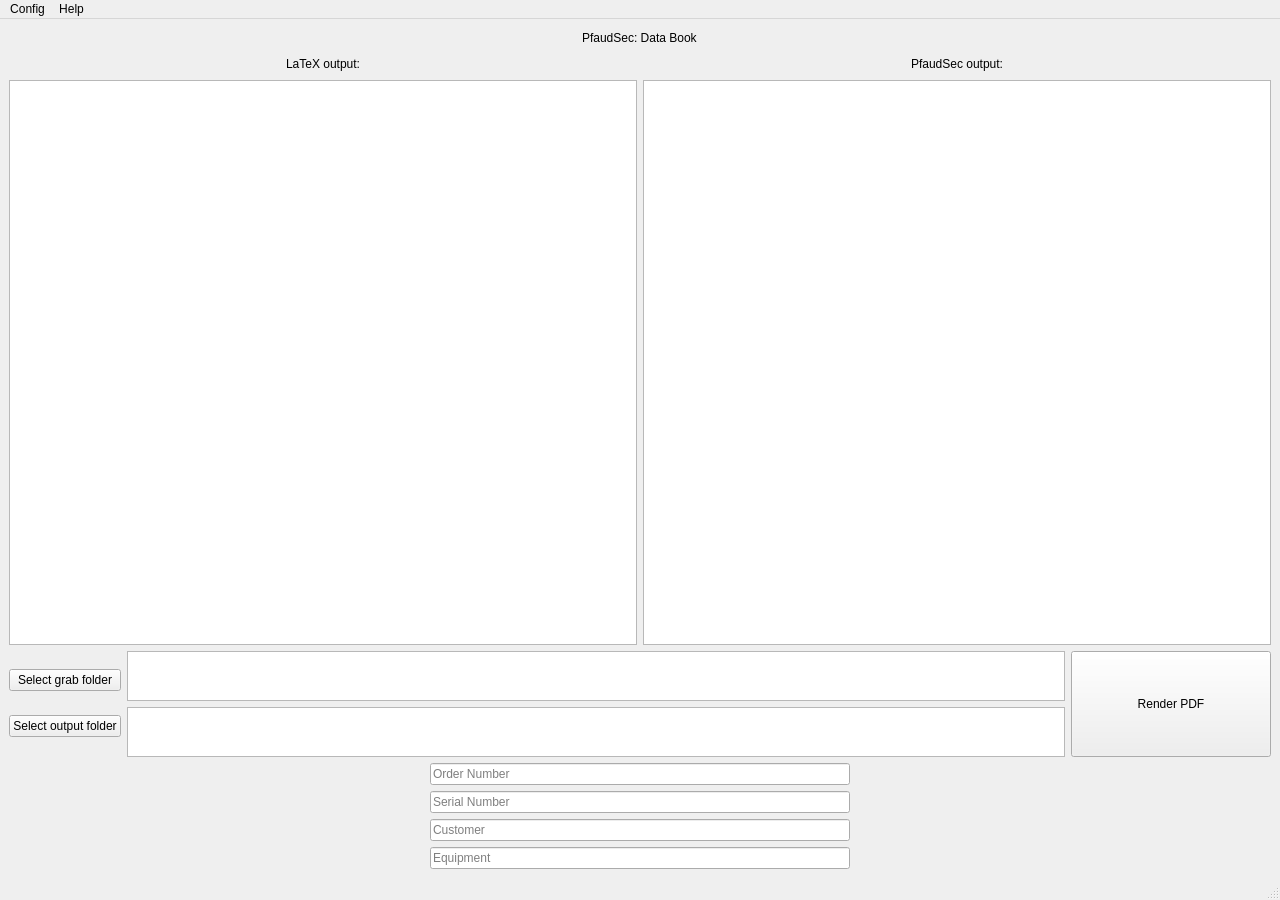
Qt form redirect.ui (Kody-Quintana/PfaudSec) before a commit.
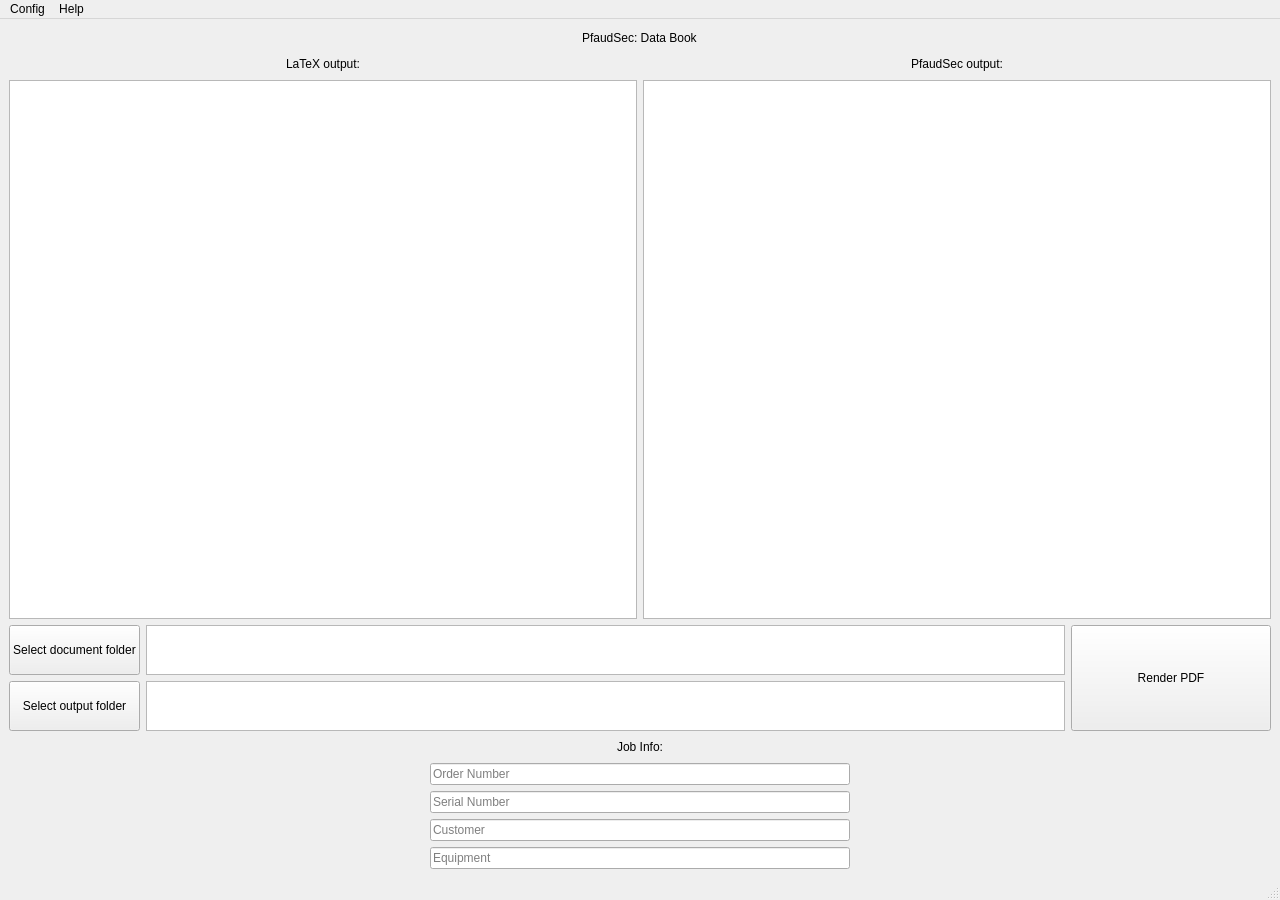
The same form after that commit.

Commit message: Removed focus from output, changed Enter key

Diff of the .ui file:
```diff
--- a/redirect.ui
+++ b/redirect.ui
@@ -180,13 +180,25 @@
        <layout class="QVBoxLayout" name="verticalLayout">
         <item>
          <widget class="QPushButton" name="grab_sel">
+          <property name="sizePolicy">
+           <sizepolicy hsizetype="Minimum" vsizetype="Preferred">
+            <horstretch>0</horstretch>
+            <verstretch>0</verstretch>
+           </sizepolicy>
+          </property>
           <property name="text">
-           <string>Select grab folder</string>
+           <string>Select document folder</string>
           </property>
          </widget>
         </item>
         <item>
          <widget class="QPushButton" name="output_sel">
+          <property name="sizePolicy">
+           <sizepolicy hsizetype="Minimum" vsizetype="Preferred">
+            <horstretch>0</horstretch>
+            <verstretch>0</verstretch>
+           </sizepolicy>
+          </property>
           <property name="text">
            <string>Select output folder</string>
           </property>
@@ -286,6 +298,43 @@
       </item>
       <item>
        <layout class="QVBoxLayout" name="verticalLayout_3">
+        <item>
+         <layout class="QHBoxLayout" name="horizontalLayout_7">
+          <item>
+           <spacer name="horizontalSpacer_9">
+            <property name="orientation">
+             <enum>Qt::Horizontal</enum>
+            </property>
+            <property name="sizeHint" stdset="0">
+             <size>
+              <width>40</width>
+              <height>20</height>
+             </size>
+            </property>
+           </spacer>
+          </item>
+          <item>
+           <widget class="QLabel" name="label_4">
+            <property name="text">
+             <string>Job Info:</string>
+            </property>
+           </widget>
+          </item>
+          <item>
+           <spacer name="horizontalSpacer_10">
+            <property name="orientation">
+             <enum>Qt::Horizontal</enum>
+            </property>
+            <property name="sizeHint" stdset="0">
+             <size>
+              <width>40</width>
+              <height>13</height>
+             </size>
+            </property>
+           </spacer>
+          </item>
+         </layout>
+        </item>
         <item>
          <widget class="QLineEdit" name="job_entry_1">
           <property name="placeholderText">
```
Left out of the diff: 2 changed lines with no effect on the pictures. The commit also changes 2 other files.
